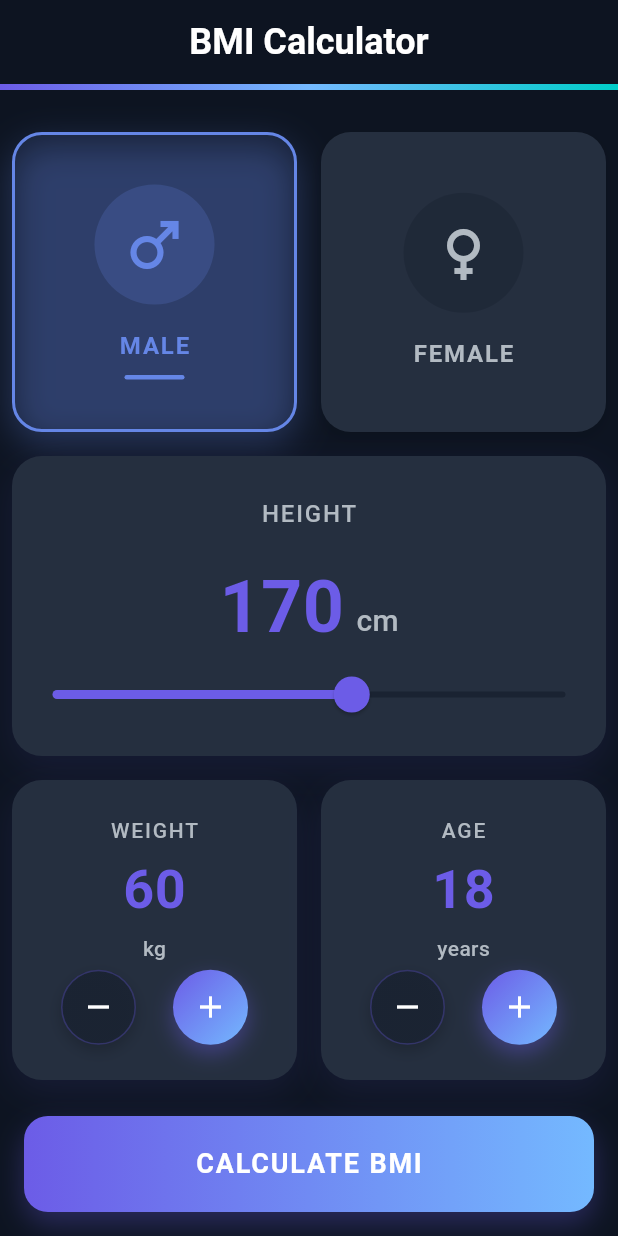
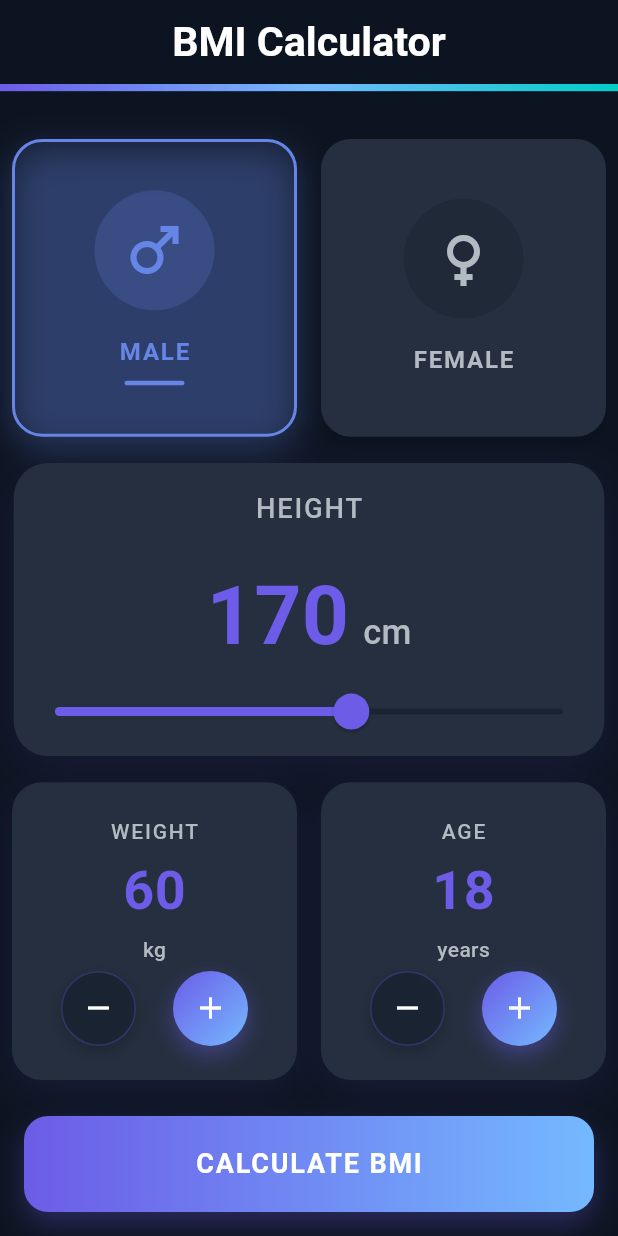
Before and after one commit to rofidarashed/bmi, a Flutter app: the screen it shows after launch, on a phone screen of 412 x 824 dp. Run offline on Flutter 3.47's test engine with Material 3 defaults, Android fonts, the phone set to English and light mode, and no system bars; our stand-ins replace flutter_screenutil, screenshot, share_plus.

Commit message:
refactor bmi input screen

```diff
--- a/lib/feature/bmi/screens/bmi_input_screen.dart
+++ b/lib/feature/bmi/screens/bmi_input_screen.dart
@@ -1,7 +1,8 @@
-import 'package:bmi/core/app_animations.dart';
 import 'package:bmi/core/app_colors.dart';
 import 'package:bmi/feature/bmi/widgets/calculate_button.dart';
+import 'package:bmi/feature/bmi/widgets/height_slider.dart';
 import 'package:flutter/material.dart';
+import 'package:flutter_screenutil/flutter_screenutil.dart';
 import '../widgets/gender_card.dart';
 import '../widgets/value_adjuster.dart';
 
@@ -20,6 +21,7 @@ class _BMIInputScreenState extends State<BMIInputScreen>
   int age = 18;
 
   late AnimationController _animationController;
+  late Animation<double> _fadeAnimation;
 
   @override
   void initState() {
@@ -28,7 +30,7 @@ class _BMIInputScreenState extends State<BMIInputScreen>
       duration: const Duration(milliseconds: 1200),
       vsync: this,
     );
-    AppAnimations.fadeAnimation = Tween<double>(begin: 0.0, end: 1.0).animate(
+    _fadeAnimation = Tween<double>(begin: 0.0, end: 1.0).animate(
       CurvedAnimation(parent: _animationController, curve: Curves.easeOutCubic),
     );
     _animationController.forward();
@@ -45,10 +47,10 @@ class _BMIInputScreenState extends State<BMIInputScreen>
     return Scaffold(
       backgroundColor: AppColors.backgroundColor,
       appBar: AppBar(
-        title: const Text(
+        title: Text(
           'BMI Calculator',
           style: TextStyle(
-            fontSize: 24,
+            fontSize: 24.sp,
             fontWeight: FontWeight.w600,
             color: AppColors.textPrimary,
           ),
@@ -58,12 +60,12 @@ class _BMIInputScreenState extends State<BMIInputScreen>
         centerTitle: true,
       ),
       body: FadeTransition(
-        opacity: AppAnimations.fadeAnimation,
+        opacity: _fadeAnimation,
         child: Column(
           children: [
             // Header with gradient
             Container(
-              height: 4,
+              height: 4.h,
               decoration: const BoxDecoration(
                 gradient: LinearGradient(
                   colors: [
@@ -76,8 +78,7 @@ class _BMIInputScreenState extends State<BMIInputScreen>
                 ),
               ),
             ),
-            const SizedBox(height: 20),
-
+            SizedBox(height: 20.h),
             // Gender Selection
             Expanded(
               child: Row(
@@ -103,87 +104,11 @@ class _BMIInputScreenState extends State<BMIInputScreen>
                 ],
               ),
             ),
-
-            // Height Slider
-            Expanded(
-              child: Container(
-                margin: const EdgeInsets.symmetric(horizontal: 8, vertical: 8),
-                padding: const EdgeInsets.all(3),
-                decoration: BoxDecoration(
-                  color: AppColors.cardColor,
-                  borderRadius: BorderRadius.circular(20),
-                  boxShadow: [
-                    BoxShadow(
-                      color: AppColors.primaryColor.withOpacity(0.1),
-                      blurRadius: 20,
-                      offset: const Offset(0, 8),
-                    ),
-                  ],
-                ),
-                child: Column(
-                  mainAxisAlignment: MainAxisAlignment.center,
-                  children: [
-                    SizedBox(height: 10),
-                    Text(
-                      "HEIGHT",
-                      style: TextStyle(
-                        color: AppColors.textSecondary,
-                        fontSize: 16,
-                        fontWeight: FontWeight.w500,
-                        letterSpacing: 1.2,
-                      ),
-                    ),
-                    const SizedBox(height: 16),
-                    Row(
-                      mainAxisAlignment: MainAxisAlignment.center,
-                      crossAxisAlignment: CrossAxisAlignment.baseline,
-                      textBaseline: TextBaseline.alphabetic,
-                      children: [
-                        Text(
-                          height.round().toString(),
-                          style: TextStyle(
-                            fontSize: 48,
-                            fontWeight: FontWeight.bold,
-                            color: AppColors.primaryColor,
-                          ),
-                        ),
-                        const SizedBox(width: 8),
-                        Text(
-                          "cm",
-                          style: TextStyle(
-                            fontSize: 20,
-                            color: AppColors.textSecondary,
-                            fontWeight: FontWeight.w500,
-                          ),
-                        ),
-                      ],
-                    ),
-                    SliderTheme(
-                      data: SliderTheme.of(context).copyWith(
-                        activeTrackColor: AppColors.primaryColor,
-                        inactiveTrackColor: AppColors.surfaceColor,
-                        thumbColor: AppColors.primaryColor,
-                        overlayColor: AppColors.primaryColor.withOpacity(0.2),
-                        thumbShape: const RoundSliderThumbShape(
-                          enabledThumbRadius: 12,
-                        ),
-                        overlayShape: const RoundSliderOverlayShape(
-                          overlayRadius: 24,
-                        ),
-                      ),
-                      child: Slider(
-                        value: height,
-                        min: 100,
-                        max: 220,
-                        onChanged: (val) => setState(() => height = val),
-                      ),
-                    ),
-                  ],
-                ),
-              ),
+            HeightSlider(
+              height: height,
+              onChanged: (val) => setState(() => height = val),
             ),
-
-            // Weight and Age
+            //Weight and age
             Expanded(
               child: Row(
                 children: [
--- /dev/null
+++ b/lib/feature/bmi/widgets/height_slider.dart
@@ -0,0 +1,91 @@
+import 'package:bmi/core/app_colors.dart';
+import 'package:flutter/material.dart';
+import 'package:flutter_screenutil/flutter_screenutil.dart';
+
+class HeightSlider extends StatelessWidget {
+  const HeightSlider({
+    super.key,
+    required this.height,
+    required this.onChanged,
+  });
+
+  final double height;
+  final ValueChanged<double> onChanged;
+
+  @override
+  Widget build(BuildContext context) {
+    return Expanded(
+      child: Container(
+        margin: EdgeInsets.symmetric(horizontal: 8.w, vertical: 8.h),
+        padding: EdgeInsets.all(3.w),
+        decoration: BoxDecoration(
+          color: AppColors.cardColor,
+          borderRadius: BorderRadius.circular(20.r),
+          boxShadow: [
+            BoxShadow(
+              color: AppColors.primaryColor.withOpacity(0.1),
+              blurRadius: 20.r,
+              offset: const Offset(0, 8),
+            ),
+          ],
+        ),
+        child: Column(
+          mainAxisAlignment: MainAxisAlignment.center,
+          children: [
+            SizedBox(height: 10.h),
+            Text(
+              "HEIGHT",
+              style: TextStyle(
+                color: AppColors.textSecondary,
+                fontSize: 16.sp,
+                fontWeight: FontWeight.w500,
+                letterSpacing: 1.2,
+              ),
+            ),
+            SizedBox(height: 16.h),
+            Row(
+              mainAxisAlignment: MainAxisAlignment.center,
+              crossAxisAlignment: CrossAxisAlignment.baseline,
+              textBaseline: TextBaseline.alphabetic,
+              children: [
+                Text(
+                  height.round().toString(),
+                  style: TextStyle(
+                    fontSize: 48.sp,
+                    fontWeight: FontWeight.bold,
+                    color: AppColors.primaryColor,
+                  ),
+                ),
+                SizedBox(width: 8.w),
+                Text(
+                  "cm",
+                  style: TextStyle(
+                    fontSize: 20.sp,
+                    color: AppColors.textSecondary,
+                    fontWeight: FontWeight.w500,
+                  ),
+                ),
+              ],
+            ),
+            SliderTheme(
+              data: SliderTheme.of(context).copyWith(
+                activeTrackColor: AppColors.primaryColor,
+                inactiveTrackColor: AppColors.surfaceColor,
+                thumbColor: AppColors.primaryColor,
+                overlayColor: AppColors.primaryColor.withOpacity(0.2),
+                thumbShape: const RoundSliderThumbShape(enabledThumbRadius: 12),
+                overlayShape: const RoundSliderOverlayShape(overlayRadius: 24),
+              ),
+              child: Slider(
+                value: height,
+                min: 100,
+                max: 220,
+                onChanged: onChanged,
+              ),
+            ),
+          ],
+        ),
+      ),
+    );
+  }
+}
```
